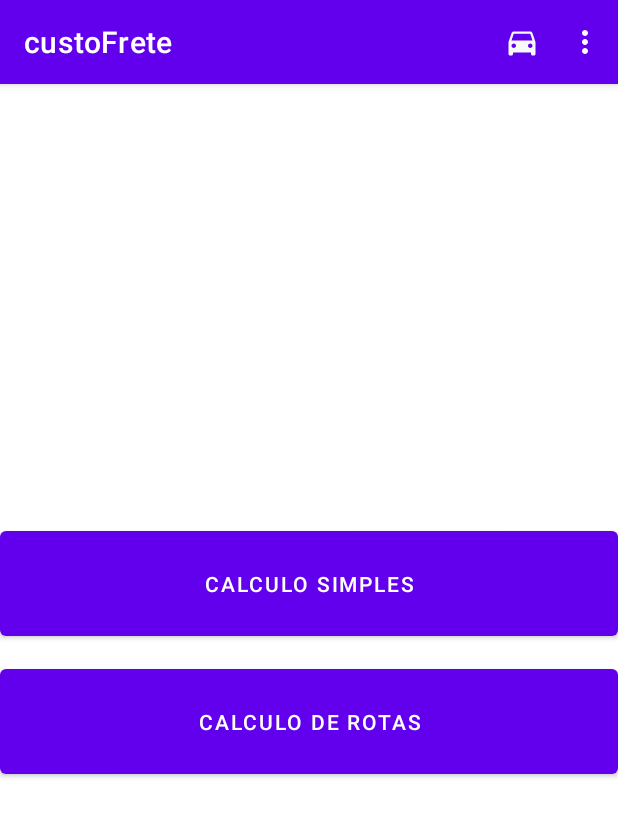
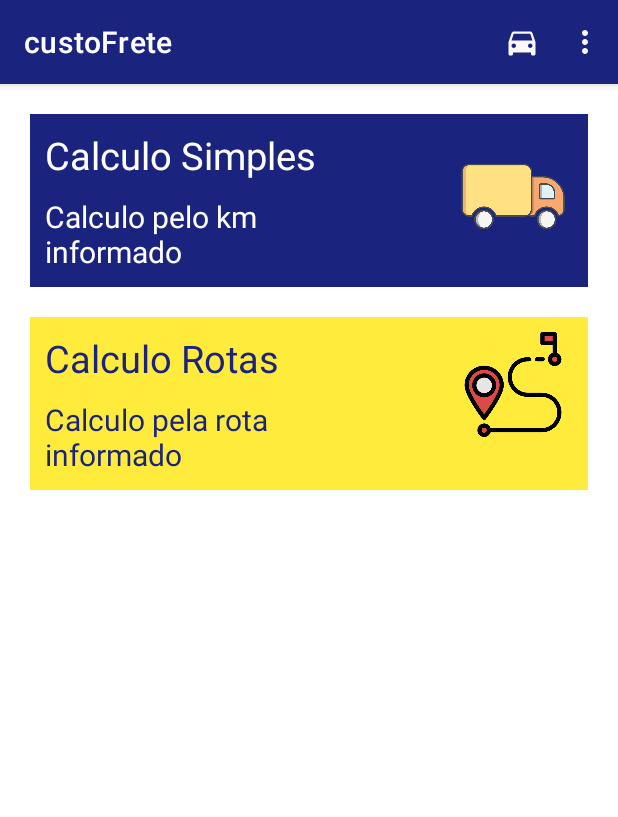
Before and after one commit to luizsfl/custoFrete, an Android app: the HomeFragment screen opened directly, with no data from a screen before it, on a phone screen of 412 x 824 dp. Shown: the top 817 px of the screen. Run offline under Robolectric (Android 15) with nearby library versions, the phone set to English and light mode, and no system bars; our stand-ins replace Firebase (no records; nobody signed in at launch, a user with empty details on screens opened directly).

Commit message:
alteração de icones

```diff
--- a/app/src/main/res/layout/fragment_home.xml
+++ b/app/src/main/res/layout/fragment_home.xml
@@ -10,29 +10,57 @@
     <androidx.constraintlayout.widget.ConstraintLayout
         android:id="@+id/cl_home"
         android:layout_width="match_parent"
-        android:layout_height="match_parent">
+        android:layout_height="match_parent"
+        android:orientation="vertical"
+        >
 
-        <LinearLayout
+        <androidx.constraintlayout.widget.ConstraintLayout
+            android:id="@+id/bt_calculo_simples"
             android:layout_width="match_parent"
             android:layout_height="wrap_content"
+            android:layout_margin="20dp"
+            android:background="#1A237E"
             app:layout_constraintStart_toStartOf="parent"
             app:layout_constraintTop_toTopOf="parent"
-            app:layout_constraintBottom_toBottomOf="parent"
-            android:orientation="vertical"
             >
-            <Button
-                android:id="@+id/bt_calculo_simples"
-                android:layout_width="match_parent"
+
+            <TextView
+                android:id="@+id/tx_titulo_calculo_simples"
+                android:layout_width="210dp"
                 android:layout_height="wrap_content"
+                android:text="Calculo Simples"
+                android:textColor="@color/white"
+                android:textSize="25sp"
+                android:layout_marginTop="10dp"
+                android:layout_marginStart="10dp"
+                app:layout_constraintStart_toStartOf="parent"
+                app:layout_constraintTop_toTopOf="parent"
+                />
+
+            <TextView
+                android:layout_width="210dp"
+                android:layout_height="wrap_content"
+                android:text="Calculo pelo km informado"
+                android:textColor="@color/white"
+                android:textSize="20sp"
+                android:layout_marginTop="10dp"
+                android:layout_marginStart="10dp"
                 android:layout_marginBottom="10dp"
-                android:text="Calculo Simples"
-                android:padding="25dp"
-                android:layout_gravity="bottom"
                 app:layout_constraintStart_toStartOf="parent"
+                app:layout_constraintTop_toBottomOf="@+id/tx_titulo_calculo_simples"
                 app:layout_constraintBottom_toBottomOf="parent"
                 />
+            <ImageView
+                android:layout_width="100dp"
+                android:layout_height="90dp"
+                app:srcCompat="@drawable/caminhao"
+                android:layout_marginTop="10dp"
+                app:layout_constraintTop_toTopOf="parent"
+                app:layout_constraintEnd_toEndOf="parent"
+                />
 
-<!--            <Button-->
+
+            <!--            <Button-->
 <!--                android:id="@+id/bt_calculo_antt"-->
 <!--                android:layout_width="match_parent"-->
 <!--                android:layout_height="wrap_content"-->
@@ -44,19 +72,70 @@
 <!--                app:layout_constraintBottom_toBottomOf="parent"-->
 <!--                />-->
 
-            <Button
-                android:id="@+id/bt_calculo_rotas"
-                android:layout_width="match_parent"
+        </androidx.constraintlayout.widget.ConstraintLayout>
+
+
+
+        <androidx.constraintlayout.widget.ConstraintLayout
+            android:id="@+id/bt_calculo_rotas"
+            android:layout_width="match_parent"
+            android:layout_height="wrap_content"
+            android:layout_margin="20dp"
+            android:background="#FFEB3B"
+            app:layout_constraintStart_toStartOf="parent"
+            app:layout_constraintTop_toBottomOf="@+id/bt_calculo_simples"
+            >
+
+            <TextView
+                android:id="@+id/tx_titulo_calculo_rota"
+                android:layout_width="210dp"
                 android:layout_height="wrap_content"
+                android:text="Calculo Rotas"
+                android:textColor="#1A237E"
+                android:textSize="25sp"
+                android:layout_marginTop="10dp"
+                android:layout_marginStart="10dp"
+                app:layout_constraintStart_toStartOf="parent"
+                app:layout_constraintTop_toTopOf="parent"
+                />
+
+            <TextView
+                android:layout_width="210dp"
+                android:layout_height="wrap_content"
+                android:text="Calculo pela rota informado"
+                android:textColor="#1A237E"
+                android:textSize="20sp"
+                android:layout_marginTop="10dp"
+                android:layout_marginStart="10dp"
                 android:layout_marginBottom="10dp"
-                android:padding="25dp"
-                android:text="Calculo de rotas"
-                android:layout_gravity="bottom"
                 app:layout_constraintStart_toStartOf="parent"
+                app:layout_constraintTop_toBottomOf="@+id/tx_titulo_calculo_rota"
                 app:layout_constraintBottom_toBottomOf="parent"
                 />
 
-        </LinearLayout>
+            <ImageView
+                android:layout_width="100dp"
+                android:layout_height="70dp"
+                android:layout_marginTop="10dp"
+                app:layout_constraintEnd_toEndOf="parent"
+                app:layout_constraintTop_toTopOf="parent"
+                app:srcCompat="@drawable/rota" />
+
+
+            <!--            <Button-->
+            <!--                android:id="@+id/bt_calculo_antt"-->
+            <!--                android:layout_width="match_parent"-->
+            <!--                android:layout_height="wrap_content"-->
+            <!--                android:layout_marginBottom="10dp"-->
+            <!--                android:padding="25dp"-->
+            <!--                android:text="Calculo ANTT"-->
+            <!--                android:layout_gravity="bottom"-->
+            <!--                app:layout_constraintStart_toStartOf="parent"-->
+            <!--                app:layout_constraintBottom_toBottomOf="parent"-->
+            <!--                />-->
+
+        </androidx.constraintlayout.widget.ConstraintLayout>
+
 
     </androidx.constraintlayout.widget.ConstraintLayout>
 
--- a/app/src/main/res/values/colors.xml
+++ b/app/src/main/res/values/colors.xml
@@ -1,8 +1,8 @@
 <?xml version="1.0" encoding="utf-8"?>
 <resources>
-    <color name="purple_200">#FFBB86FC</color>
-    <color name="purple_500">#FF6200EE</color>
-    <color name="purple_700">#FF3700B3</color>
+    <color name="purple_200">#9FA8DA</color>
+    <color name="purple_500">#1A237E</color>
+    <color name="purple_700">#1A237E</color>
     <color name="teal_200">#FF03DAC5</color>
     <color name="teal_700">#FF018786</color>
     <color name="black">#FF000000</color>
```
Also changed, not shown: app/src/main/res/drawable-v24/caminhao.png (added), app/src/main/res/drawable-v24/rota.png (added).
